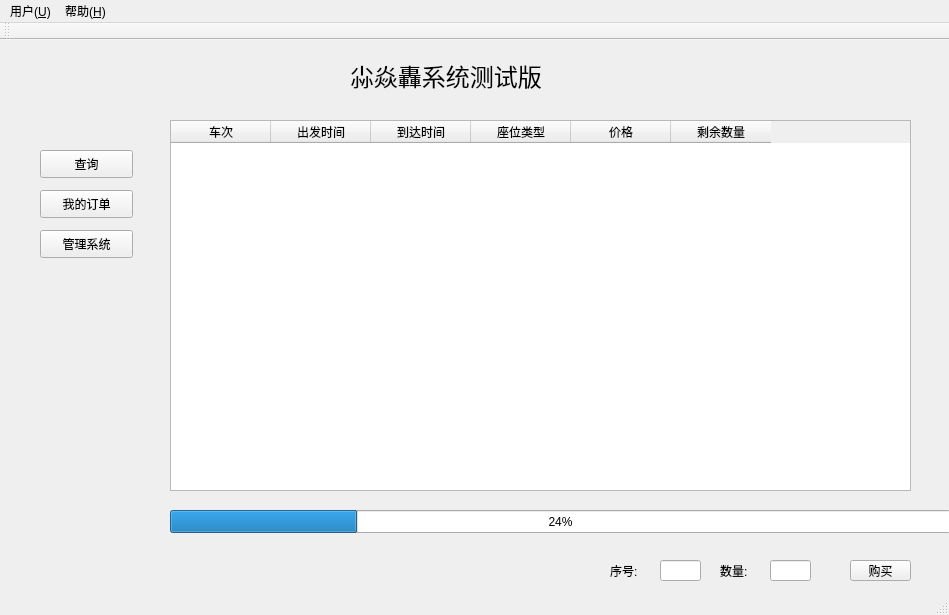
The window that Qt/TrainBoom/mainwindow.ui (zidaneandmessi/TrainBoom_FrontEnd) describes before a commit, drawn with Qt 5.
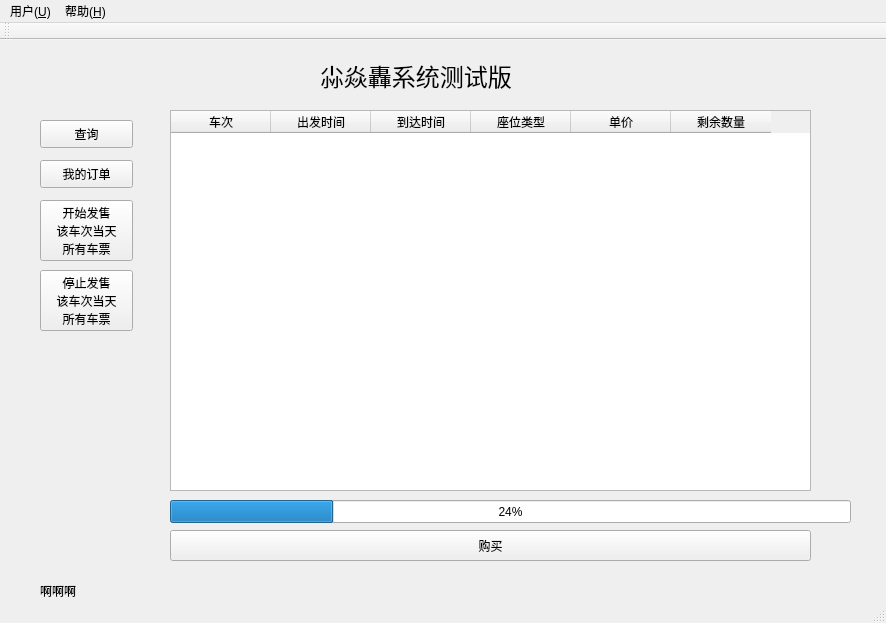
The same window after the commit.

Diff of the .ui file:
```diff
--- a/Qt/TrainBoom/mainwindow.ui
+++ b/Qt/TrainBoom/mainwindow.ui
@@ -6,8 +6,8 @@
    <rect>
     <x>0</x>
     <y>0</y>
-    <width>949</width>
-    <height>615</height>
+    <width>886</width>
+    <height>623</height>
    </rect>
   </property>
   <property name="windowTitle">
@@ -17,46 +17,20 @@
    <widget class="QPushButton" name="pushButton">
     <property name="geometry">
      <rect>
-      <x>850</x>
-      <y>520</y>
-      <width>61</width>
-      <height>21</height>
+      <x>170</x>
+      <y>490</y>
+      <width>641</width>
+      <height>31</height>
      </rect>
     </property>
     <property name="text">
      <string>购买</string>
     </property>
    </widget>
-   <widget class="QLineEdit" name="numLineEdit">
-    <property name="geometry">
-     <rect>
-      <x>770</x>
-      <y>520</y>
-      <width>41</width>
-      <height>21</height>
-     </rect>
-    </property>
-    <property name="text">
-     <string/>
-    </property>
-   </widget>
-   <widget class="QLabel" name="label">
-    <property name="geometry">
-     <rect>
-      <x>720</x>
-      <y>520</y>
-      <width>38</width>
-      <height>21</height>
-     </rect>
-    </property>
-    <property name="text">
-     <string>数量:</string>
-    </property>
-   </widget>
    <widget class="QLabel" name="label_3">
     <property name="geometry">
      <rect>
-      <x>350</x>
+      <x>320</x>
       <y>20</y>
       <width>240</width>
       <height>31</height>
@@ -76,7 +50,7 @@
     <property name="geometry">
      <rect>
       <x>40</x>
-      <y>110</y>
+      <y>80</y>
       <width>93</width>
       <height>28</height>
      </rect>
@@ -89,9 +63,9 @@
     <property name="geometry">
      <rect>
       <x>170</x>
-      <y>80</y>
-      <width>741</width>
-      <height>371</height>
+      <y>70</y>
+      <width>641</width>
+      <height>381</height>
      </rect>
     </property>
     <property name="editTriggers">
@@ -119,7 +93,7 @@
     </column>
     <column>
      <property name="text">
-      <string>价格</string>
+      <string>单价</string>
      </property>
     </column>
     <column>
@@ -132,8 +106,8 @@
     <property name="geometry">
      <rect>
       <x>170</x>
-      <y>470</y>
-      <width>781</width>
+      <y>460</y>
+      <width>681</width>
       <height>23</height>
      </rect>
     </property>
@@ -141,47 +115,26 @@
      <number>24</number>
     </property>
    </widget>
-   <widget class="QLabel" name="label_2">
-    <property name="geometry">
-     <rect>
-      <x>610</x>
-      <y>520</y>
-      <width>41</width>
-      <height>21</height>
-     </rect>
-    </property>
-    <property name="text">
-     <string>序号:</string>
-    </property>
-   </widget>
-   <widget class="QLineEdit" name="noLineEdit">
-    <property name="geometry">
-     <rect>
-      <x>660</x>
-      <y>520</y>
-      <width>41</width>
-      <height>21</height>
-     </rect>
-    </property>
-   </widget>
-   <widget class="QPushButton" name="adminButton">
+   <widget class="QPushButton" name="startButton">
     <property name="geometry">
      <rect>
       <x>40</x>
-      <y>190</y>
+      <y>160</y>
       <width>93</width>
-      <height>28</height>
+      <height>61</height>
      </rect>
     </property>
     <property name="text">
-     <string>管理系统</string>
+     <string>开始发售
+该车次当天
+所有车票</string>
     </property>
    </widget>
    <widget class="QPushButton" name="orderButton">
     <property name="geometry">
      <rect>
       <x>40</x>
-      <y>150</y>
+      <y>120</y>
       <width>93</width>
       <height>28</height>
      </rect>
@@ -193,35 +146,38 @@
    <widget class="QLabel" name="welcomeLabel">
     <property name="geometry">
      <rect>
-      <x>10</x>
-      <y>530</y>
+      <x>40</x>
+      <y>540</y>
       <width>511</width>
       <height>21</height>
      </rect>
     </property>
     <property name="text">
-     <string/>
+     <string>啊啊啊</string>
     </property>
    </widget>
-   <zorder>pushButton</zorder>
-   <zorder>numLineEdit</zorder>
-   <zorder>label</zorder>
-   <zorder>label_3</zorder>
-   <zorder>queryButton</zorder>
-   <zorder>tableWidget</zorder>
-   <zorder>progressBar</zorder>
-   <zorder>adminButton</zorder>
-   <zorder>label_2</zorder>
-   <zorder>noLineEdit</zorder>
-   <zorder>orderButton</zorder>
-   <zorder>welcomeLabel</zorder>
+   <widget class="QPushButton" name="stopButton">
+    <property name="geometry">
+     <rect>
+      <x>40</x>
+      <y>230</y>
+      <width>93</width>
+      <height>61</height>
+     </rect>
+    </property>
+    <property name="text">
+     <string>停止发售
+该车次当天
+所有车票</string>
+    </property>
+   </widget>
   </widget>
   <widget class="QMenuBar" name="menuBar">
    <property name="geometry">
     <rect>
      <x>0</x>
      <y>0</y>
-     <width>949</width>
+     <width>886</width>
      <height>26</height>
     </rect>
    </property>
```
Left out of the diff: 7 changed lines with no effect on the pictures.
